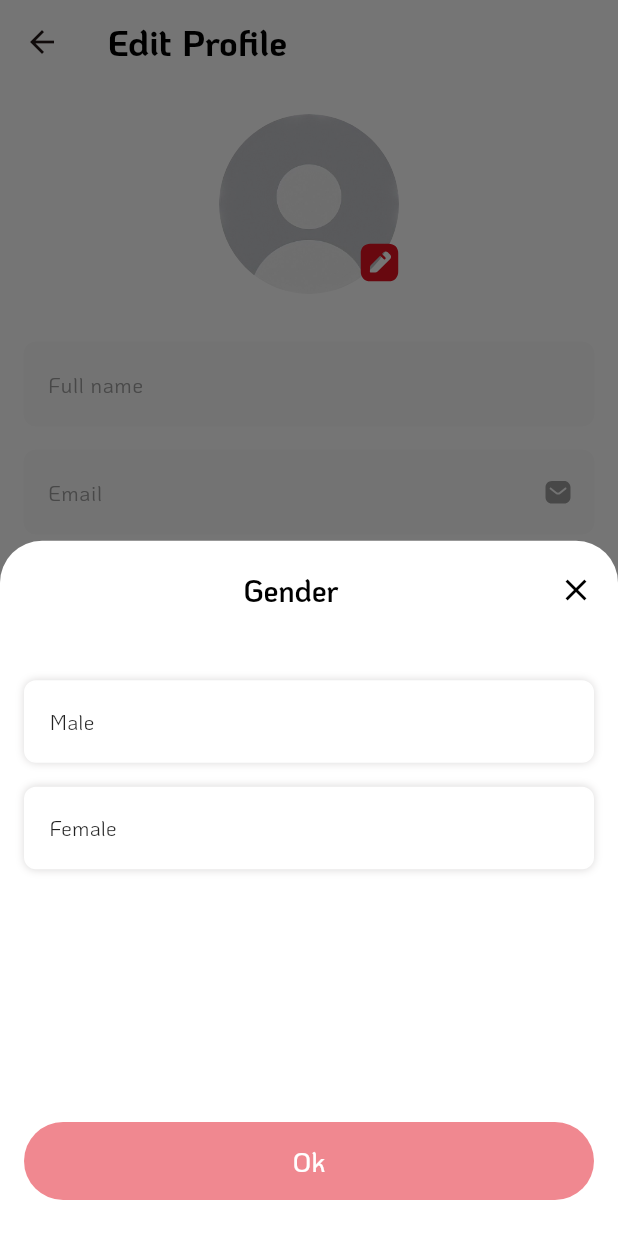
After one commit to xbyl1234/movie-flutter-bloc, a Flutter app: the EditProfileScreen screen opened by its route, after a tap on "Gender", on a phone screen of 412 x 824 dp. The commit adds this screen. Run offline on Flutter 3.47's test engine with Material 3 defaults, Android fonts, the phone set to English and light mode, and no system bars; our stand-ins replace bloc, dio, equatable, flutter_bloc, flutter_svg, freezed_annotation and 6 more; accounts and stored records are empty; generated files the repository leaves out were written again; network calls fail.

Commit message:
Selected gender

```diff
--- /dev/null
+++ b/lib/core/common/enums/gender.dart
@@ -0,0 +1,15 @@
+import 'package:flutter/material.dart';
+
+import '../translations/l10n.dart';
+
+enum Gender {
+  male,
+  female;
+
+  String name(BuildContext ctx) {
+    if (this == Gender.male) {
+      return S.of(ctx).male;
+    }
+    return S.of(ctx).female;
+  }
+}
--- a/lib/core/common/translations/intl/messages_en.dart
+++ b/lib/core/common/translations/intl/messages_en.dart
@@ -33,6 +33,7 @@ class MessageLookup extends MessageLookupByLibrary {
         "btn_update": MessageLookupByLibrary.simpleMessage("Update"),
         "content_subscribe_to_premium": MessageLookupByLibrary.simpleMessage(
             "Enjoy watching Full-HD movies, without restrictions and without ads"),
+        "female": MessageLookupByLibrary.simpleMessage("Female"),
         "hint_full_name": MessageLookupByLibrary.simpleMessage("Full name"),
         "hint_text_country": MessageLookupByLibrary.simpleMessage("Country"),
         "hint_text_email": MessageLookupByLibrary.simpleMessage("Email"),
@@ -53,6 +54,7 @@ class MessageLookup extends MessageLookupByLibrary {
         "label_menu_privacy_policy":
             MessageLookupByLibrary.simpleMessage("Privacy Policy"),
         "label_menu_security": MessageLookupByLibrary.simpleMessage("Security"),
+        "male": MessageLookupByLibrary.simpleMessage("Male"),
         "tab_download": MessageLookupByLibrary.simpleMessage("Download"),
         "tab_explore": MessageLookupByLibrary.simpleMessage("Explore"),
         "tab_home": MessageLookupByLibrary.simpleMessage("Home"),
@@ -66,6 +68,7 @@ class MessageLookup extends MessageLookupByLibrary {
             MessageLookupByLibrary.simpleMessage("Add New Card"),
         "title_edit_profile":
             MessageLookupByLibrary.simpleMessage("Edit Profile"),
+        "title_gender": MessageLookupByLibrary.simpleMessage("Gender"),
         "title_language": MessageLookupByLibrary.simpleMessage("Language"),
         "title_new_release":
             MessageLookupByLibrary.simpleMessage("New Releases"),
--- a/lib/core/common/translations/intl/messages_vi.dart
+++ b/lib/core/common/translations/intl/messages_vi.dart
@@ -33,6 +33,7 @@ class MessageLookup extends MessageLookupByLibrary {
         "btn_update": MessageLookupByLibrary.simpleMessage("Cập nhật"),
         "content_subscribe_to_premium": MessageLookupByLibrary.simpleMessage(
             "Thưởng thức phim Full-HD, không giới hạn và không có quảng cáo"),
+        "female": MessageLookupByLibrary.simpleMessage("Female"),
         "hint_full_name": MessageLookupByLibrary.simpleMessage("Họ tên"),
         "hint_text_country": MessageLookupByLibrary.simpleMessage("Quốc gia"),
         "hint_text_email": MessageLookupByLibrary.simpleMessage("Email"),
@@ -54,6 +55,7 @@ class MessageLookup extends MessageLookupByLibrary {
         "label_menu_privacy_policy":
             MessageLookupByLibrary.simpleMessage("Chính sách bảo mật"),
         "label_menu_security": MessageLookupByLibrary.simpleMessage("Bảo mật"),
+        "male": MessageLookupByLibrary.simpleMessage("Male"),
         "tab_download": MessageLookupByLibrary.simpleMessage("Tải xuống"),
         "tab_explore": MessageLookupByLibrary.simpleMessage("Khám phá"),
         "tab_home": MessageLookupByLibrary.simpleMessage("Trang chủ"),
@@ -67,6 +69,7 @@ class MessageLookup extends MessageLookupByLibrary {
             MessageLookupByLibrary.simpleMessage("Thêm thẻ mới"),
         "title_edit_profile":
             MessageLookupByLibrary.simpleMessage("Cập nhật thông tin"),
+        "title_gender": MessageLookupByLibrary.simpleMessage("Giới tính"),
         "title_language": MessageLookupByLibrary.simpleMessage("Ngôn ngữ"),
         "title_new_release":
             MessageLookupByLibrary.simpleMessage("Bản phát hành mới"),
--- a/lib/core/common/translations/intl_en.arb
+++ b/lib/core/common/translations/intl_en.arb
@@ -55,5 +55,8 @@
   "hint_text_email": "Email",
   "hint_full_name": "Full name",
   "hint_text_gender": "Gender",
-  "hint_text_phone_number": "Phone number"
+  "hint_text_phone_number": "Phone number",
+  "male": "Male",
+  "female": "Female",
+  "title_gender": "Gender"
 }
--- a/lib/core/common/translations/intl_vi.arb
+++ b/lib/core/common/translations/intl_vi.arb
@@ -55,5 +55,8 @@
   "hint_text_email": "Email",
   "hint_full_name": "Họ tên",
   "hint_text_gender": "Giới tính",
-  "hint_text_phone_number": "Số điện thoại"
+  "hint_text_phone_number": "Số điện thoại",
+  "male": "Male",
+  "female": "Female",
+  "title_gender": "Giới tính"
 }
--- a/lib/core/common/translations/l10n.dart
+++ b/lib/core/common/translations/l10n.dart
@@ -549,6 +549,36 @@ class S {
       args: [],
     );
   }
+
+  /// `Male`
+  String get male {
+    return Intl.message(
+      'Male',
+      name: 'male',
+      desc: '',
+      args: [],
+    );
+  }
+
+  /// `Female`
+  String get female {
+    return Intl.message(
+      'Female',
+      name: 'female',
+      desc: '',
+      args: [],
+    );
+  }
+
+  /// `Gender`
+  String get title_gender {
+    return Intl.message(
+      'Gender',
+      name: 'title_gender',
+      desc: '',
+      args: [],
+    );
+  }
 }
 
 class AppLocalizationDelegate extends LocalizationsDelegate<S> {
--- a/lib/core/common/widgets/custom_text_field.dart
+++ b/lib/core/common/widgets/custom_text_field.dart
@@ -12,7 +12,7 @@ class CustomTextField extends StatefulWidget {
   final String? icRight;
   final VoidCallback? actionRight;
   final int? maxLength;
-  final Function(String value) onChanged;
+  final Function(String value)? onChanged;
   final List<TextInputFormatter>? inputFormatters;
   final TextInputAction textInputAction;
   final Widget? prefixWidget;
@@ -28,7 +28,7 @@ class CustomTextField extends StatefulWidget {
     this.maxLength,
     this.initValue,
     this.hintText,
-    required this.onChanged,
+    this.onChanged,
     this.inputFormatters,
     this.textInputAction = TextInputAction.none,
     this.prefixWidget,
@@ -39,6 +39,20 @@ class CustomTextField extends StatefulWidget {
 }
 
 class _CustomTextFieldState extends State<CustomTextField> {
+  late TextEditingController controller;
+
+  @override
+  void initState() {
+    super.initState();
+    controller = TextEditingController(text: widget.initValue);
+  }
+
+  @override
+  void dispose() {
+    super.dispose();
+    controller.dispose();
+  }
+
   @override
   Widget build(BuildContext context) {
     return Column(
@@ -54,9 +68,9 @@ class _CustomTextFieldState extends State<CustomTextField> {
           ),
         ],
         TextFormField(
-          initialValue: widget.initValue,
+          controller: controller,
           textInputAction: widget.textInputAction,
-          onChanged: (val) => widget.onChanged(val),
+          onChanged: (val) => widget.onChanged!(val),
           inputFormatters: widget.inputFormatters,
           keyboardType: widget.keyboardType,
           textCapitalization: widget.textCapitalization,
--- /dev/null
+++ b/lib/core/common/widgets/custom_text_field_disable.dart
@@ -0,0 +1,110 @@
+import 'package:flutter/material.dart';
+import 'package:flutter/services.dart';
+import 'package:movie/core/common/widgets/svg_widget.dart';
+
+class CustomTextFieldDisable extends StatefulWidget {
+
+  final TextInputType keyboardType;
+  final TextCapitalization textCapitalization;
+  final String? hintText;
+  final String? label;
+  final String? error;
+  final String? initValue;
+  final String? icRight;
+  final VoidCallback? actionRight;
+  final int? maxLength;
+  final Function(String value)? onChanged;
+  final List<TextInputFormatter>? inputFormatters;
+  final TextInputAction textInputAction;
+  final Widget? prefixWidget;
+  final VoidCallback? onPressed;
+
+  const CustomTextFieldDisable({
+    super.key,
+    this.keyboardType = TextInputType.text,
+    this.textCapitalization = TextCapitalization.none,
+    this.label,
+    this.error,
+    this.icRight,
+    this.actionRight,
+    this.maxLength,
+    this.initValue,
+    this.hintText,
+     this.onChanged,
+    this.inputFormatters,
+    this.textInputAction = TextInputAction.none,
+    this.prefixWidget,
+    this.onPressed,
+  });
+
+  @override
+  State<CustomTextFieldDisable> createState() => _CustomTextFieldDisableState();
+}
+
+class _CustomTextFieldDisableState extends State<CustomTextFieldDisable> {
+
+  late TextEditingController controller;
+
+  @override
+  void initState() {
+    super.initState();
+    controller = TextEditingController(text: widget.initValue);
+  }
+
+  @override
+  void dispose() {
+    super.dispose();
+    controller.dispose();
+  }
+
+  @override
+  Widget build(BuildContext context) {
+    return GestureDetector(
+      onTap: () => widget.onPressed?.call(),
+      child: Column(
+        crossAxisAlignment: CrossAxisAlignment.start,
+        children: [
+          if (widget.label != null) ...[
+            Padding(
+              padding: const EdgeInsets.only(bottom: 8),
+              child: Text(
+                widget.label!,
+                style: Theme.of(context).textTheme.titleMedium,
+              ),
+            ),
+          ],
+          TextFormField(
+            controller: controller,
+            textInputAction: widget.textInputAction,
+            inputFormatters: widget.inputFormatters,
+            enabled: false,
+            keyboardType: widget.keyboardType,
+            textCapitalization: widget.textCapitalization,
+            maxLength: widget.maxLength,
+            decoration: InputDecoration(
+                hintText: widget.hintText,
+                prefixIcon: widget.prefixWidget,
+                suffixIcon: widget.icRight != null
+                    ? InkWell(
+                        onTap: () => widget.actionRight!.call(),
+                        child: SvgWidget(ic: widget.icRight!))
+                    : null,
+                counterText: ''),
+          ),
+          if (widget.error != null) ...[
+            Padding(
+              padding: const EdgeInsets.only(top: 4),
+              child: Text(
+                widget.error!,
+                style: Theme.of(context).textTheme.labelSmall!.copyWith(
+                      color: Theme.of(context).colorScheme.error,
+                      fontSize: 12,
+                    ),
+              ),
+            ),
+          ],
+        ],
+      ),
+    );
+  }
+}
--- a/lib/features/edit_profile/bloc/edit_profile_bloc.dart
+++ b/lib/features/edit_profile/bloc/edit_profile_bloc.dart
@@ -1,12 +1,16 @@
 import 'package:bloc/bloc.dart';
+import 'package:flutter/material.dart';
 import 'package:freezed_annotation/freezed_annotation.dart';
+import 'package:movie/core/common/enums/gender.dart';
 
 part 'edit_profile_event.dart';
 part 'edit_profile_state.dart';
 part 'edit_profile_bloc.freezed.dart';
 
 class EditProfileBloc extends Bloc<EditProfileEvent, EditProfileState> {
+
   EditProfileBloc() : super(const EditProfileState()) {
+
     on<_OnChangeFullName>((event, emit) {
       emit(state.copyWith(fullName: event.text, enable: isSaved));
     });
@@ -20,7 +24,7 @@ class EditProfileBloc extends Bloc<EditProfileEvent, EditProfileState> {
     });
 
     on<_OnChangeGender>((event, emit) {
-      emit(state.copyWith(gender: event.text, enable: isSaved));
+      emit(state.copyWith(selectedGender: event.gender));
     });
 
     on<_OnChangeCountry>((event, emit) {
@@ -28,9 +32,15 @@ class EditProfileBloc extends Bloc<EditProfileEvent, EditProfileState> {
     });
 
     on<_OnUpdate>((event, emit) {});
+
+    on<_OnSelectedGender>((event, emit) {
+      Navigator.pop(event.context);
+      emit(state.copyWith(gender: state.selectedGender!.name(event.context)));
+    });
   }
 
   bool get isSaved {
     return state.fullName != null && state.phoneNumber != null;
   }
+
 }
--- a/lib/features/edit_profile/bloc/edit_profile_event.dart
+++ b/lib/features/edit_profile/bloc/edit_profile_event.dart
@@ -6,6 +6,7 @@ class EditProfileEvent with _$EditProfileEvent {
   const factory EditProfileEvent.onChangeFullName(String text) = _OnChangeFullName;
   const factory EditProfileEvent.onChangeEmail(String text) = _OnChangeEmail;
   const factory EditProfileEvent.onChangePhoneNumber(String text) = _OnChangePhoneNumber;
-  const factory EditProfileEvent.onChangeGender(String text) = _OnChangeGender;
   const factory EditProfileEvent.onChangeCountry(String text) = _OnChangeCountry;
+  const factory EditProfileEvent.onChangeGender(Gender gender) = _OnChangeGender;
+  const factory EditProfileEvent.onSelectedGender(BuildContext context) = _OnSelectedGender;
 }
--- a/lib/features/edit_profile/bloc/edit_profile_state.dart
+++ b/lib/features/edit_profile/bloc/edit_profile_state.dart
@@ -13,5 +13,6 @@ class EditProfileState with _$EditProfileState {
     String? errFullName,
     String? errPhoneNumber,
     @Default(false) bool enable,
+    Gender? selectedGender,
   }) = _EditProfileState;
 }
--- a/lib/features/edit_profile/widgets/country_input.dart
+++ b/lib/features/edit_profile/widgets/country_input.dart
@@ -1,6 +1,6 @@
 import 'package:flutter/material.dart';
 import 'package:flutter_bloc/flutter_bloc.dart';
-import 'package:movie/core/common/widgets/custom_text_field.dart';
+import 'package:movie/core/common/widgets/custom_text_field_disable.dart';
 import 'package:movie/features/edit_profile/bloc/edit_profile_bloc.dart';
 import '../../../core/common/translations/l10n.dart';
 
@@ -12,14 +12,14 @@ class CountryInput extends StatelessWidget {
   Widget build(BuildContext context) {
     return BlocBuilder<EditProfileBloc, EditProfileState>(
       builder: (context, state) {
-        return CustomTextField(
+        return CustomTextFieldDisable(
           hintText: S.of(context).hint_text_country,
+          initValue: state.country,
           maxLength: 55,
           icRight: 'assets/icons/ic_arrow_dropdown.svg',
-          actionRight: () {
-            FocusManager.instance.primaryFocus?.unfocus();
+          onPressed: () {
+
           },
-          onChanged: (val) => bloc.add(EditProfileEvent.onChangeCountry(val)),
         );
       },
     );
--- a/lib/features/edit_profile/widgets/email_input.dart
+++ b/lib/features/edit_profile/widgets/email_input.dart
@@ -13,6 +13,7 @@ class EmailInput extends StatelessWidget {
     return BlocBuilder<EditProfileBloc, EditProfileState>(
       builder: (context, state) {
         return CustomTextField(
+          initValue: state.email,
           hintText: S.of(context).hint_text_email,
           keyboardType: TextInputType.emailAddress,
           icRight: 'assets/icons/ic_email.svg',
--- a/lib/features/edit_profile/widgets/full_name_input.dart
+++ b/lib/features/edit_profile/widgets/full_name_input.dart
@@ -13,6 +13,7 @@ class FullNameInput extends StatelessWidget {
     return BlocBuilder<EditProfileBloc, EditProfileState>(
       builder: (context, state) {
         return CustomTextField(
+          initValue: state.fullName,
           hintText: S.of(context).hint_full_name,
           textCapitalization: TextCapitalization.words,
           error: state.errFullName,
--- a/lib/features/edit_profile/widgets/gender_input.dart
+++ b/lib/features/edit_profile/widgets/gender_input.dart
@@ -1,25 +1,34 @@
 import 'package:flutter/material.dart';
 import 'package:flutter_bloc/flutter_bloc.dart';
-import 'package:movie/core/common/widgets/custom_text_field.dart';
+import 'package:movie/features/edit_profile/widgets/selected_gender_bottom_sheet.dart';
 import '../../../core/common/translations/l10n.dart';
+import '../../../core/common/widgets/custom_text_field_disable.dart';
 import '../bloc/edit_profile_bloc.dart';
 
 class GenderInput extends StatelessWidget {
   final EditProfileBloc bloc;
+
   const GenderInput({super.key, required this.bloc});
 
   @override
   Widget build(BuildContext context) {
     return BlocBuilder<EditProfileBloc, EditProfileState>(
+      buildWhen: (pr, next) => pr.gender != next.gender,
+      bloc: bloc,
       builder: (context, state) {
-        return CustomTextField(
+        return CustomTextFieldDisable(
           hintText: S.of(context).hint_text_gender,
           maxLength: 55,
+          initValue: state.gender,
           icRight: 'assets/icons/ic_arrow_dropdown.svg',
-          actionRight: () {
-            FocusManager.instance.primaryFocus?.unfocus();
+          onPressed: () {
+            showModalBottomSheet(
+                backgroundColor: Color(0xffffffff),
+                context: context,
+                builder: (context) {
+                  return SelectedGenderBottomSheet(bloc: bloc);
+                });
           },
-          onChanged: (val) => bloc.add(EditProfileEvent.onChangeGender(val)),
         );
       },
     );
--- a/lib/features/edit_profile/widgets/phone_number_input.dart
+++ b/lib/features/edit_profile/widgets/phone_number_input.dart
@@ -13,6 +13,7 @@ class PhoneNumberInput extends StatelessWidget {
     return BlocBuilder<EditProfileBloc, EditProfileState>(
       builder: (context, state) {
         return CustomPhoneNumber(
+          initValue: state.phoneNumber,
           hintText: S.of(context).hint_text_phone_number,
           error: state.errPhoneNumber,
           onChanged: (val) =>
--- /dev/null
+++ b/lib/features/edit_profile/widgets/selected_gender_bottom_sheet.dart
@@ -0,0 +1,93 @@
+import 'package:flutter/material.dart';
+import 'package:flutter_bloc/flutter_bloc.dart';
+import '../../../core/common/enums/gender.dart';
+import '../../../core/common/resource/colors.dart';
+import '../../../core/common/translations/l10n.dart';
+import '../../../core/common/widgets/custom_button.dart';
+import '../bloc/edit_profile_bloc.dart';
+
+class SelectedGenderBottomSheet extends StatelessWidget {
+  final EditProfileBloc bloc;
+
+  const SelectedGenderBottomSheet({
+    super.key,
+    required this.bloc,
+  });
+
+  @override
+  Widget build(BuildContext context) {
+    return BlocBuilder<EditProfileBloc, EditProfileState>(
+      bloc: bloc,
+      builder: (context, state) {
+        return SizedBox(
+          width: double.infinity,
+          child: Column(
+            children: [
+              Padding(
+                padding: const EdgeInsets.only(
+                    left: 16, right: 16, top: 20, bottom: 32),
+                child: Row(
+                  children: [
+                    Spacer(),
+                    Text(
+                      S.of(context).title_gender,
+                      style: Theme.of(context).textTheme.titleLarge,
+                    ),
+                    Spacer(),
+                    InkWell(
+                      onTap: () => Navigator.pop(context),
+                      child: Icon(
+                        Icons.clear,
+                        color: Colors.black,
+                        size: 24,
+                      ),
+                    )
+                  ],
+                ),
+              ),
+              ...Gender.values.map(
+                (item) => GestureDetector(
+                  onTap: () => bloc.add(EditProfileEvent.onChangeGender(item)),
+                  child: Container(
+                    width: double.maxFinite,
+                    margin: EdgeInsets.only(
+                      left: 16,
+                      right: 16,
+                      top: 16,
+                    ),
+                    padding: EdgeInsets.all(16),
+                    decoration: BoxDecoration(
+                        color: Colors.white,
+                        borderRadius: BorderRadius.circular(8),
+                        border: Border.all(
+                            color: state.selectedGender != null &&
+                                    state.selectedGender! == item
+                                ? Theme.of(context).colorScheme.primary
+                                : Colors.white,
+                            width: 1),
+                        boxShadow: shadow2),
+                    child: Text(
+                      item.name(context),
+                      style: Theme.of(context).textTheme.bodyMedium,
+                    ),
+                  ),
+                ),
+              ),
+              Spacer(),
+              Padding(
+                padding: const EdgeInsets.only(left: 16, right: 16, bottom: 24),
+                child: CustomButton(
+                  btnText: 'Ok',
+                  enable: state.selectedGender != null,
+                  action: () => state.selectedGender != null
+                      ? bloc.add(EditProfileEvent.onSelectedGender(context))
+                      : null,
+                ),
+              )
+            ],
+          ),
+        );
+      },
+    );
+  }
+}
```
Also changed, not shown: lib/features/edit_profile/bloc/edit_profile_bloc.freezed.dart.
